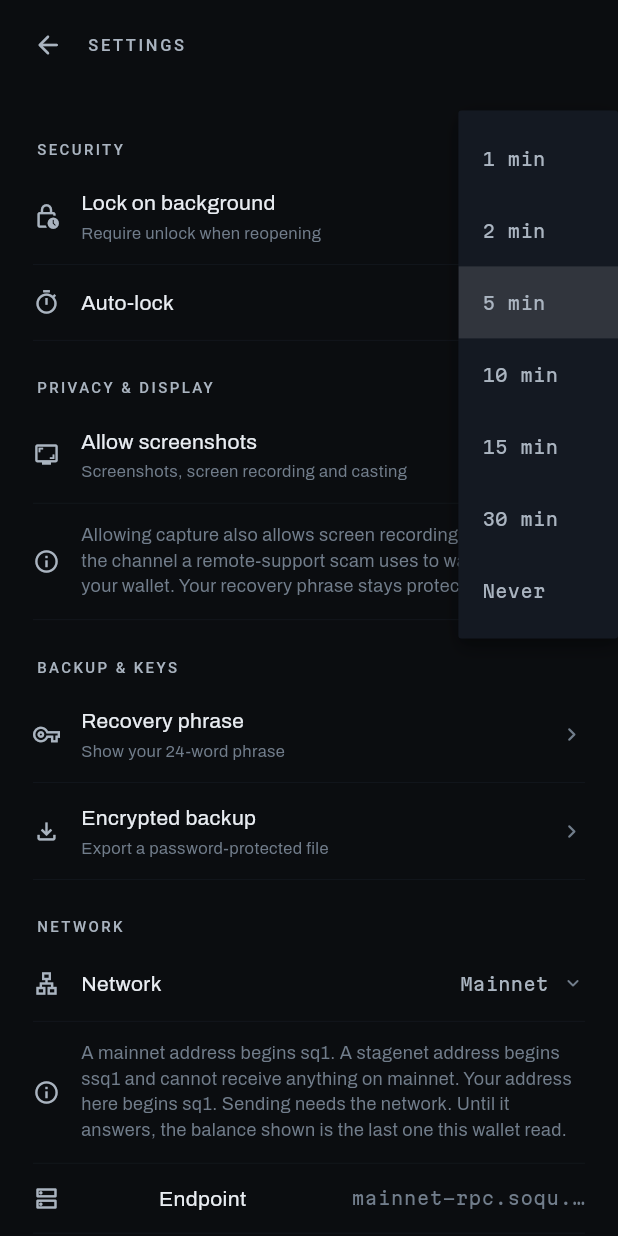
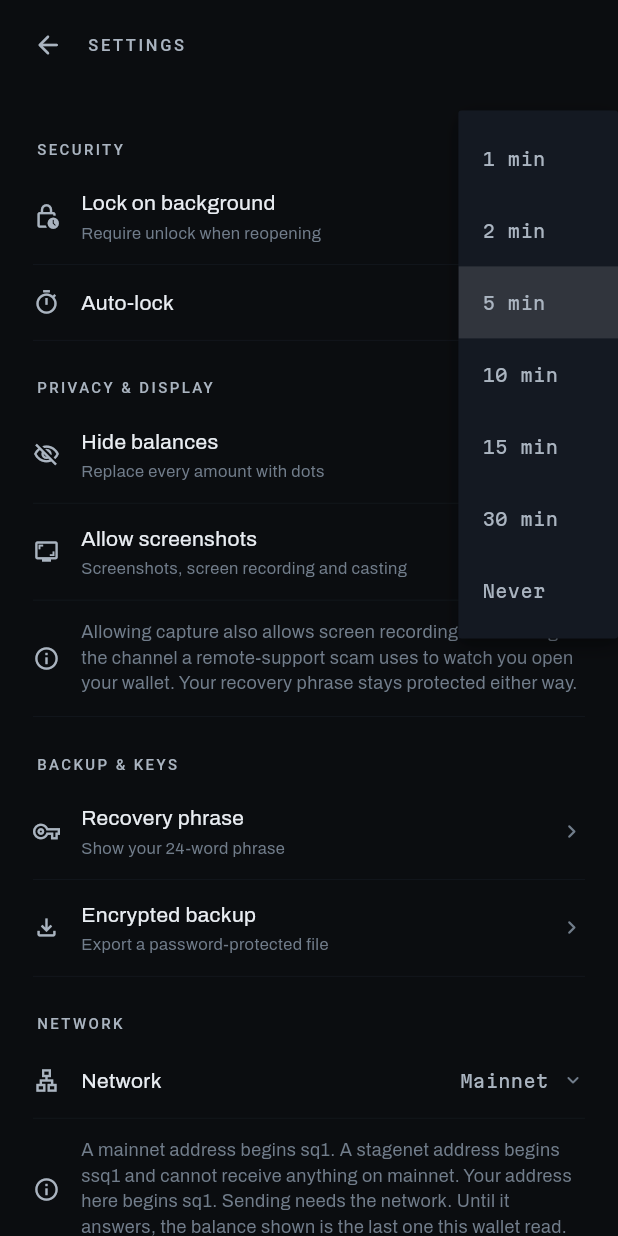
Before and after one commit to soqucoin/soqushield, a Flutter app: the SettingsPilotScreen screen opened by its route, after a tap on an icon or button, on a phone screen of 412 x 824 dp. Run offline on Flutter 3.47's test engine with Material 3 defaults, Android fonts, the light colour scheme and no system bars; our stand-ins replace convert, flutter_riverpod, flutter_secure_storage, go_router, local_auth and 3 more; missing offline and left inert: bip39, dart:ffi, hashlib, pointycastle; accounts and stored records are empty; network calls fail.

Commit message:
Hiding balances becomes a stored preference
It was local state on Home, so it came undone on the next tab and on the
next launch. Someone who hides their balance to hand the phone over means
it to stay hidden. It is stored now, and covers the holdings readout, the
asset row and the Activity rows.

An eye beside the label is the affordance people look for; the tap on the
figure stays for anyone who reaches for the number. The icon names the
action, as Material's password fields do, with a semantics label and a
tooltip, because an eye glyph alone is read both ways.

```diff
--- a/lib/providers/display_prefs_provider.dart
+++ b/lib/providers/display_prefs_provider.dart
@@ -1,5 +1,10 @@
-/// How the wallet presents itself. Today that is one choice: whether the
-/// screen may be captured. It is the owner's, and it persists.
+/// How the wallet presents itself: whether balances are hidden, and whether
+/// the screen may be captured. Both are the owner's choice and both persist.
+///
+/// Hiding balances used to be a tap on the Home readout and nothing more — it
+/// lived in that screen's local state, so it came undone the moment you
+/// switched tabs or reopened the app. Someone who hides their balance to hand
+/// the phone over wants it to STAY hidden.
 ///
 /// Stored in the shared secure storage alongside the session settings, so a
 /// wipe clears it with everything else (SecureStorageService.wipeWallet
@@ -17,6 +22,9 @@ import '../services/secure_storage_service.dart' show kSharedSecureStorage;
 
 @immutable
 class DisplayPrefs {
+  /// Hide every figure that says how much the wallet holds.
+  final bool hideBalances;
+
   /// Whether the OS may capture this app's screen.
   ///
   /// ⛔ Defaults to FALSE — protection on. A wallet that silently permitted
@@ -29,21 +37,25 @@ class DisplayPrefs {
   final bool loaded;
 
   const DisplayPrefs({
+    this.hideBalances = false,
     this.allowScreenCapture = false,
     this.loaded = false,
   });
 
   DisplayPrefs copyWith({
+    bool? hideBalances,
     bool? allowScreenCapture,
     bool? loaded,
   }) =>
       DisplayPrefs(
+        hideBalances: hideBalances ?? this.hideBalances,
         allowScreenCapture: allowScreenCapture ?? this.allowScreenCapture,
         loaded: loaded ?? this.loaded,
       );
 }
 
 class DisplayPrefsNotifier extends Notifier<DisplayPrefs> {
+  static const _keyHideBalances = 'soq_hide_balances_v1';
   static const _keyAllowCapture = 'soq_allow_capture_v1';
 
   FlutterSecureStorage get _storage => kSharedSecureStorage;
@@ -60,6 +72,8 @@ class DisplayPrefsNotifier extends Notifier<DisplayPrefs> {
     // `state` after that throws, so the gap is followed by a mounted check.
     var allowed = false;
     try {
+      final hide = await _storage.read(key: _keyHideBalances);
+      if (!ref.mounted) return;
       final cap = await _storage.read(key: _keyAllowCapture);
       if (!ref.mounted) return;
 
@@ -67,7 +81,11 @@ class DisplayPrefsNotifier extends Notifier<DisplayPrefs> {
       // read that fails, or a value written by a build that did not have this
       // setting, lands on the safe side.
       allowed = cap == 'true';
-      state = DisplayPrefs(allowScreenCapture: allowed, loaded: true);
+      state = DisplayPrefs(
+        hideBalances: hide == 'true',
+        allowScreenCapture: allowed,
+        loaded: true,
+      );
     } catch (e) {
       debugPrint('DisplayPrefs: load failed, keeping defaults: $e');
       if (!ref.mounted) return;
@@ -78,6 +96,15 @@ class DisplayPrefsNotifier extends Notifier<DisplayPrefs> {
     // local, not from `state`, which this must not touch after a dispose.
     await ScreenCapture.setAllowed(allowed);
   }
+
+  /// Hide or show every balance figure.
+  Future<void> setHideBalances(bool hide) async {
+    state = state.copyWith(hideBalances: hide);
+    await _storage.write(key: _keyHideBalances, value: hide.toString());
+  }
+
+  /// Flip the hidden state — the Home readout's tap gesture.
+  Future<void> toggleHideBalances() => setHideBalances(!state.hideBalances);
 
   /// Allow or forbid OS screen capture.
   ///
@@ -94,3 +121,7 @@ class DisplayPrefsNotifier extends Notifier<DisplayPrefs> {
 final displayPrefsProvider =
     NotifierProvider<DisplayPrefsNotifier, DisplayPrefs>(
         DisplayPrefsNotifier.new);
+
+/// Whether balances are hidden right now — the one thing most widgets need.
+final hideBalancesProvider = Provider<bool>(
+    (ref) => ref.watch(displayPrefsProvider.select((p) => p.hideBalances)));
--- a/lib/screens/settings/settings_pilot_screen.dart
+++ b/lib/screens/settings/settings_pilot_screen.dart
@@ -97,6 +97,14 @@ class _SettingsPilotScreenState extends ConsumerState<SettingsPilotScreen> {
                   // section is about what the screen shows, not about
                   // confidential transactions.
                   _section('PRIVACY & DISPLAY'),
+                  _toggleTile(
+                      Icons.visibility_off_outlined,
+                      'Hide balances',
+                      'Replace every amount with dots',
+                      prefs.hideBalances,
+                      (v) => ref
+                          .read(displayPrefsProvider.notifier)
+                          .setHideBalances(v)),
                   _screenCaptureTile(prefs),
                   _noteTile(_captureNote),
 
--- a/lib/theme/fmt.dart
+++ b/lib/theme/fmt.dart
@@ -20,3 +20,6 @@ const double kSatoshiExactLimit = 67108864;
 /// [kSatoshiExactLimit], and at 2dp, as [fmtAmount], at or above it.
 String fmtDetailAmount(num v) =>
     v.abs() < kSatoshiExactLimit ? _n8.format(v) : _n2.format(v);
+
+/// The masked stand-in for a hidden SOQ amount.
+const String maskedAmount = '••••';
```
Also changed, not shown: lib/screens/activity/activity_pilot_screen.dart (+12 -1 lines), lib/screens/home/home_pilot_screen.dart (+24 -10 lines), lib/theme/instrument.dart (+81 -1 lines), 2 other files.
